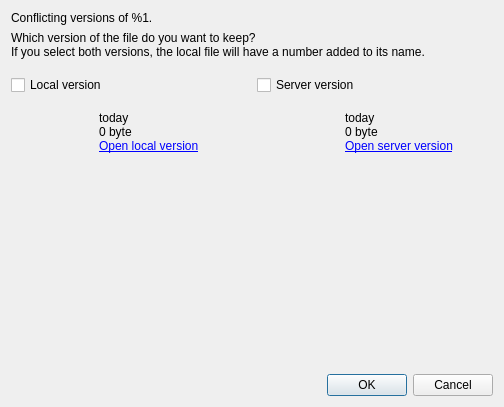
This is src/gui/conflictdialog.ui in nextcloud/desktop as Qt 5 draws it before an edit. The edited form follows.
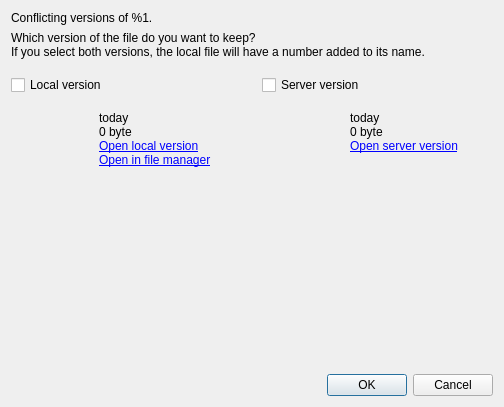
This is the edited form.

Commit message:
feat(gui): add "open in file manager" button (#8661)
Added the button in both "sync conflict" windows and in the activities/file details/sharing window.

The edit to the form file:
```diff
--- a/src/gui/conflictdialog.ui
+++ b/src/gui/conflictdialog.ui
@@ -86,7 +86,7 @@
             </layout>
            </item>
            <item>
-            <layout class="QVBoxLayout" name="verticalLayout_2" stretch="0,0,0,1">
+            <layout class="QVBoxLayout" name="verticalLayout_2" stretch="0,0,0,0,1">
              <property name="spacing">
               <number>0</number>
              </property>
@@ -114,6 +114,16 @@
                </property>
               </widget>
              </item>
+             <item>
+              <widget class="QLabel" name="openInFileManagerLink">
+               <property name="text">
+                <string>&lt;a href=&quot;%1&quot;&gt;Open in file manager&lt;/a&gt;</string>
+               </property>
+               <property name="openExternalLinks">
+                <bool>true</bool>
+               </property>
+              </widget>
+             </item>
              <item>
               <spacer name="verticalSpacer">
                <property name="orientation">
```
Left out of the diff: 31 changed lines with no effect on the pictures. The commit also changes 5 other files.
